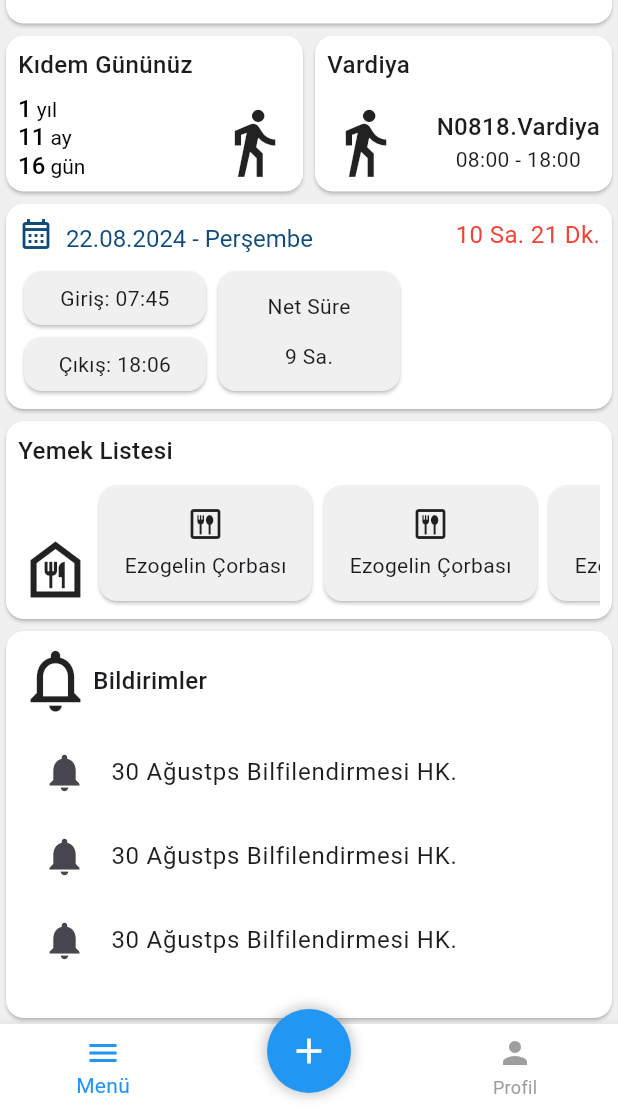
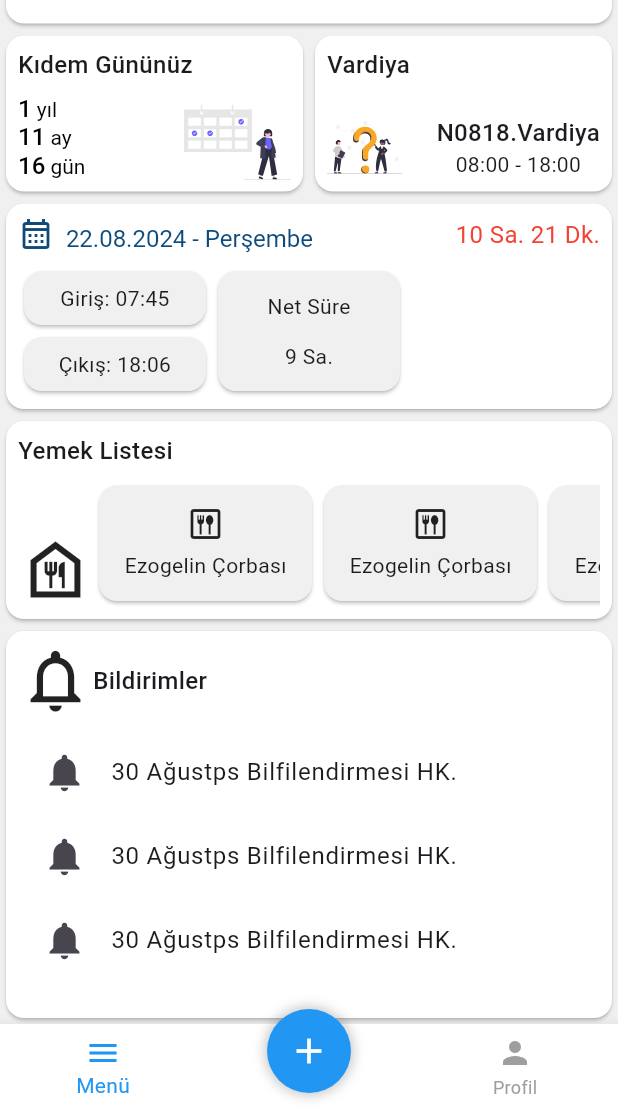
Before and after one commit to PenguBey/opak_mobile, a Flutter app: the MainMenuView screen opened directly, on a phone screen of 412 x 824 dp, the part 125-1236 px from its top. Run offline on Flutter 3.47's test engine with Material 3 defaults, Android fonts, the phone set to English and light mode, and no system bars; our stand-ins replace fl_chart, flutter_svg; network calls fail.

Commit message:
gün sonu

```diff
--- /dev/null
+++ b/lib/constants/icon_con.dart
@@ -0,0 +1,6 @@
+class IconCon {
+  static const String _loc = "assets/icons/";
+  static const String soru = "${_loc}undraw_questions_re_1fy7.svg";
+  static const String takvim = "${_loc}undraw_online_calendar_re_wk3t.svg";
+  static const String mola = "${_loc}undraw_coffee_break_h3uu.svg";
+}
--- a/lib/widgets/kidem_gunu_widget.dart
+++ b/lib/widgets/kidem_gunu_widget.dart
@@ -1,6 +1,8 @@
 import 'package:flutter/material.dart';
+import 'package:flutter_svg/flutter_svg.dart';
 import 'package:opak_mobile/constants/color_con.dart';
 import 'package:opak_mobile/constants/edge_con.dart';
+import 'package:opak_mobile/constants/icon_con.dart';
 import 'package:opak_mobile/constants/text_style_con.dart';
 
 class KidemGunuWidget extends StatelessWidget {
@@ -61,9 +63,9 @@ class KidemGunuWidget extends StatelessWidget {
                     ),
                   ],
                 ),
-                const Icon(
-                  Icons.directions_walk_sharp,
-                  size: 50,
+                SvgPicture.asset(
+                  IconCon.takvim,
+                  height: 50,
                 )
               ],
             )
--- a/lib/widgets/vardiya_widget.dart
+++ b/lib/widgets/vardiya_widget.dart
@@ -1,6 +1,8 @@
 import 'package:flutter/material.dart';
+import 'package:flutter_svg/flutter_svg.dart';
 import 'package:opak_mobile/constants/color_con.dart';
 import 'package:opak_mobile/constants/edge_con.dart';
+import 'package:opak_mobile/constants/icon_con.dart';
 import 'package:opak_mobile/constants/text_style_con.dart';
 
 class VardiyaWidget extends StatelessWidget {
@@ -10,7 +12,7 @@ class VardiyaWidget extends StatelessWidget {
 
   @override
   Widget build(BuildContext context) {
-    return const Card(
+    return Card(
       color: ColorCon.foreGround,
       child: Padding(
         padding: EdgeCon.card,
@@ -18,7 +20,7 @@ class VardiyaWidget extends StatelessWidget {
           mainAxisAlignment: MainAxisAlignment.spaceBetween,
           crossAxisAlignment: CrossAxisAlignment.start,
           children: [
-            Padding(
+            const Padding(
               padding: EdgeCon.miniBaslik,
               child: Text(
                 "Vardiya",
@@ -28,11 +30,11 @@ class VardiyaWidget extends StatelessWidget {
             Row(
               mainAxisAlignment: MainAxisAlignment.spaceBetween,
               children: [
-                Icon(
-                  Icons.directions_walk_sharp,
-                  size: 50,
+                SvgPicture.asset(
+                  IconCon.soru,
+                  width: 50,
                 ),
-                Column(
+                const Column(
                   children: [
                     Text(
                       "N0818.Vardiya",
--- a/pubspec.yaml
+++ b/pubspec.yaml
@@ -36,6 +36,7 @@ dependencies:
   # Use with the CupertinoIcons class for iOS style icons.
   cupertino_icons: ^1.0.8
   fl_chart: ^0.69.0
+  flutter_svg: ^2.0.10+1
 
 dev_dependencies:
   flutter_test:
@@ -60,8 +61,8 @@ flutter:
   uses-material-design: true
 
   # To add assets to your application, add an assets section, like this:
-  # assets:
-  #   - images/a_dot_burr.jpeg
+  assets:
+    - assets/icons/
   #   - images/a_dot_ham.jpeg
 
   # An image asset can refer to one or more resolution-specific "variants", see
```
Also changed, not shown: assets/icons/undraw_coffee_break_h3uu.svg (added), assets/icons/undraw_online_calendar_re_wk3t.svg (added), assets/icons/undraw_questions_re_1fy7.svg (added), lib/assets/icons/salary.png (deleted), pubspec.lock.
